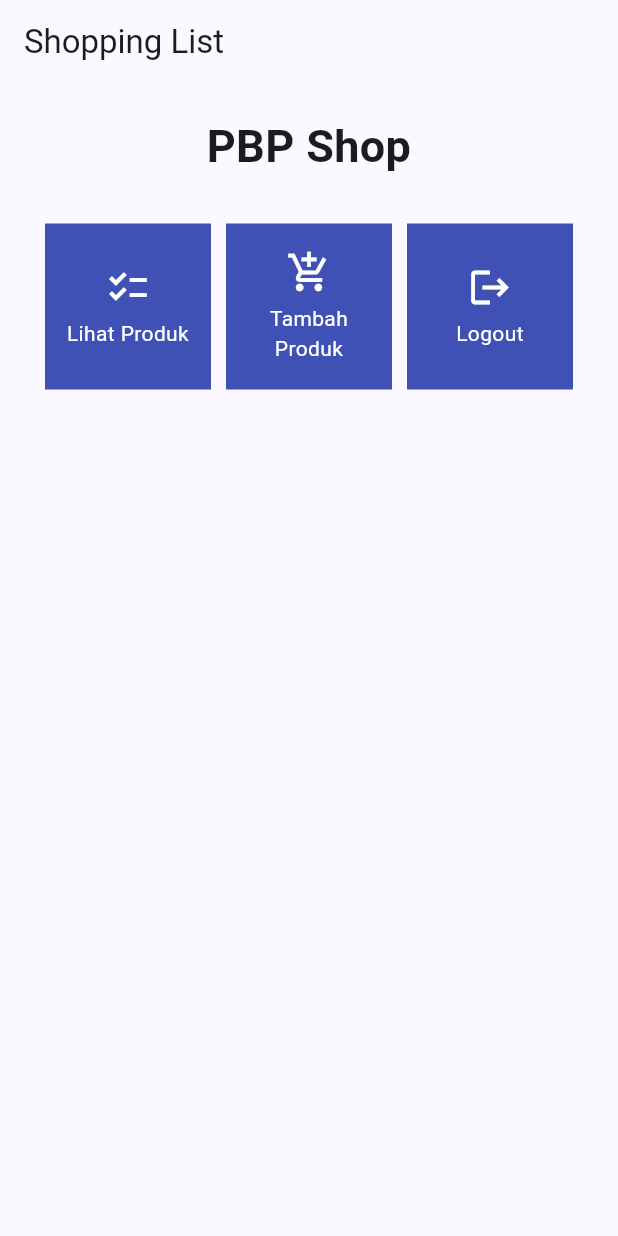
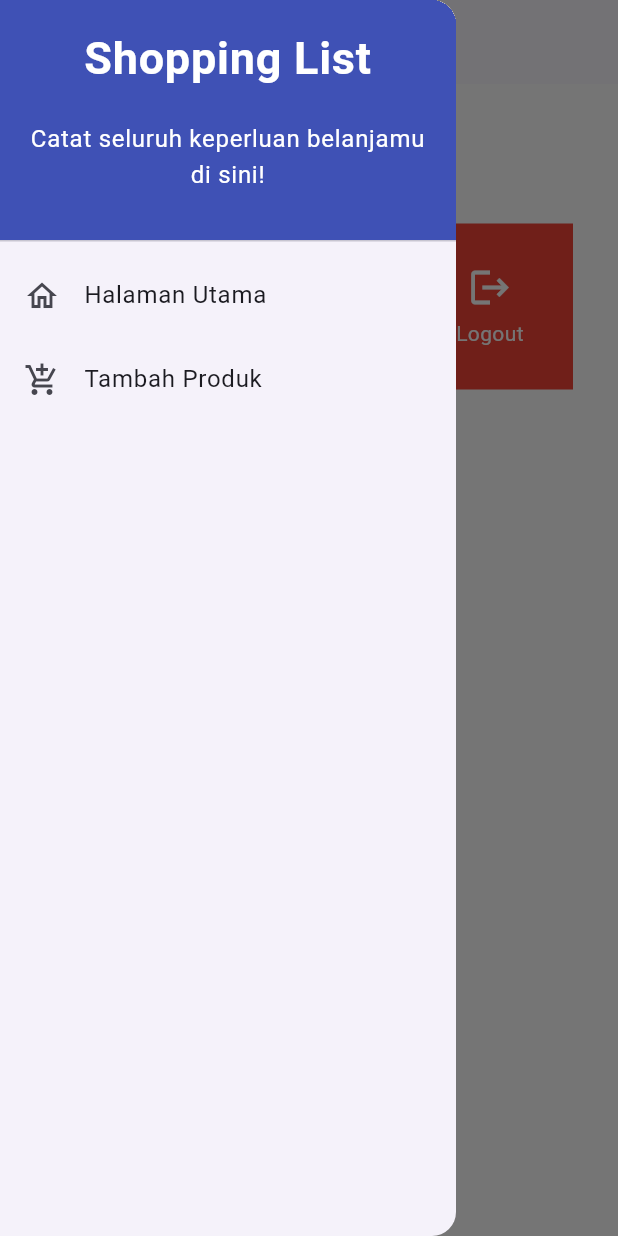
Before and after one commit to matthewhjt/shopping-list-mobile, a Flutter app: the screen it shows after launch, with the side drawer open (before the commit the screen has no drawer), on a phone screen of 412 x 824 dp. Run offline on Flutter 3.47's test engine with Material 2 defaults, Android fonts, the phone set to English and light mode, and no system bars.

Commit message:
Tutorial 7

```diff
--- a/lib/main.dart
+++ b/lib/main.dart
@@ -1,5 +1,5 @@
 import 'package:flutter/material.dart';
-import 'package:shopping_list/menu.dart';
+import 'package:shopping_list/screens/menu.dart';
 
 void main() {
   runApp(const MyApp());
--- a/lib/menu.dart
+++ b/lib/screens/menu.dart
@@ -1,64 +1,14 @@
 import 'package:flutter/material.dart';
-
-class ShopItem {
-  final String name;
-  final IconData icon;
-
-  ShopItem(this.name, this.icon);
-}
-
-class ShopCard extends StatelessWidget {
-  final ShopItem item;
-
-  const ShopCard(this.item, {super.key}); // Constructor
-
-  @override
-  Widget build(BuildContext context) {
-    return Material(
-      color: Colors.indigo,
-      child: InkWell(
-        // Area responsive terhadap sentuhan
-        onTap: () {
-          // Memunculkan SnackBar ketika diklik
-          ScaffoldMessenger.of(context)
-            ..hideCurrentSnackBar()
-            ..showSnackBar(SnackBar(
-                content: Text("Kamu telah menekan tombol ${item.name}!")));
-        },
-        child: Container(
-          // Container untuk menyimpan Icon dan Text
-          padding: const EdgeInsets.all(8),
-          child: Center(
-            child: Column(
-              mainAxisAlignment: MainAxisAlignment.center,
-              children: [
-                Icon(
-                  item.icon,
-                  color: Colors.white,
-                  size: 30.0,
-                ),
-                const Padding(padding: EdgeInsets.all(3)),
-                Text(
-                  item.name,
-                  textAlign: TextAlign.center,
-                  style: const TextStyle(color: Colors.white),
-                ),
-              ],
-            ),
-          ),
-        ),
-      ),
-    );
-  }
-}
+import 'package:shopping_list/widgets/left_drawer.dart';
+import 'package:shopping_list/widgets/shop_card.dart';
 
 class MyHomePage extends StatelessWidget {
   MyHomePage({Key? key}) : super(key: key);
 
   final List<ShopItem> items = [
-    ShopItem("Lihat Produk", Icons.checklist),
-    ShopItem("Tambah Produk", Icons.add_shopping_cart),
-    ShopItem("Logout", Icons.logout),
+    ShopItem("Lihat Produk", Icons.checklist, Colors.indigo),
+    ShopItem("Tambah Produk", Icons.add_shopping_cart, Colors.indigo),
+    ShopItem("Logout", Icons.logout, Colors.red),
   ];
 
   @override
@@ -69,6 +19,7 @@ class MyHomePage extends StatelessWidget {
           'Shopping List',
         ),
       ),
+      backgroundColor: Colors.white,
       body: SingleChildScrollView(
         // Widget wrapper yang dapat discroll
         child: Padding(
@@ -106,6 +57,7 @@ class MyHomePage extends StatelessWidget {
           ),
         ),
       ),
+      drawer: const LeftDrawer(),
     );
   }
 }
--- /dev/null
+++ b/lib/widgets/left_drawer.dart
@@ -0,0 +1,74 @@
+import 'package:flutter/material.dart';
+import 'package:flutter/material.dart';
+import 'package:shopping_list/screens/menu.dart';
+import 'package:shopping_list/screens/shoplist_form.dart';
+// TODO: Impor halaman ShopFormPage jika sudah dibuat
+
+class LeftDrawer extends StatelessWidget {
+  const LeftDrawer({super.key});
+
+  @override
+  Widget build(BuildContext context) {
+    return Drawer(
+      child: ListView(
+        children: [
+          const DrawerHeader(
+            decoration: BoxDecoration(
+              color: Colors.indigo,
+            ),
+            child: Column(
+              children: [
+                Text(
+                  'Shopping List',
+                  textAlign: TextAlign.center,
+                  style: TextStyle(
+                    fontSize: 30,
+                    fontWeight: FontWeight.bold,
+                    color: Colors.white,
+                  ),
+                ),
+                Padding(padding: EdgeInsets.all(10)),
+                Text(
+                  "Catat seluruh keperluan belanjamu di sini!",
+                  // TODO: Tambahkan gaya teks dengan center alignment, font ukuran 15, warna putih, dan weight biasa
+                  textAlign: TextAlign.center,
+                  style: TextStyle(
+                      color: Colors.white, fontWeight: FontWeight.normal),
+                ),
+              ],
+            ),
+          ),
+          // TODO: Bagian routing
+          ListTile(
+            leading: const Icon(Icons.home_outlined),
+            title: const Text('Halaman Utama'),
+            // Bagian redirection ke MyHomePage
+            onTap: () {
+              Navigator.pushReplacement(
+                  context,
+                  MaterialPageRoute(
+                    builder: (context) => MyHomePage(),
+                  ));
+            },
+          ),
+          ListTile(
+            leading: const Icon(Icons.add_shopping_cart),
+            title: const Text('Tambah Produk'),
+            // Bagian redirection ke ShopFormPage
+            onTap: () {
+              /*
+              TODO: Buatlah routing ke ShopFormPage di sini,
+              setelah halaman ShopFormPage sudah dibuat.
+              */
+              Navigator.pushReplacement(
+                  context,
+                  MaterialPageRoute(
+                    builder: (context) => ShopFormPage(),
+                  ));
+            },
+          ),
+        ],
+      ),
+    );
+  }
+}
--- /dev/null
+++ b/lib/widgets/shop_card.dart
@@ -0,0 +1,62 @@
+import 'package:flutter/material.dart';
+import 'package:shopping_list/screens/shoplist_form.dart';
+
+class ShopItem {
+  final String name;
+  final IconData icon;
+  final Color color;
+
+  ShopItem(this.name, this.icon, this.color);
+}
+
+class ShopCard extends StatelessWidget {
+  final ShopItem item;
+
+  const ShopCard(this.item, {super.key}); // Constructor
+
+  @override
+  Widget build(BuildContext context) {
+    return Material(
+      color: item.color,
+      child: InkWell(
+        // Area responsive terhadap sentuhan
+        onTap: () {
+          // Memunculkan SnackBar ketika diklik
+          ScaffoldMessenger.of(context)
+            ..hideCurrentSnackBar()
+            ..showSnackBar(SnackBar(
+                content: Text("Kamu telah menekan tombol ${item.name}!")));
+
+          // Navigate ke route yang sesuai (tergantung jenis tombol)
+          if (item.name == "Tambah Produk") {
+            // TODO: Gunakan Navigator.push untuk melakukan navigasi ke MaterialPageRoute yang mencakup ShopFormPage.
+            Navigator.push(context,
+                MaterialPageRoute(builder: (context) => const ShopFormPage()));
+          }
+        },
+        child: Container(
+          // Container untuk menyimpan Icon dan Text
+          padding: const EdgeInsets.all(8),
+          child: Center(
+            child: Column(
+              mainAxisAlignment: MainAxisAlignment.center,
+              children: [
+                Icon(
+                  item.icon,
+                  color: Colors.white,
+                  size: 30.0,
+                ),
+                const Padding(padding: EdgeInsets.all(3)),
+                Text(
+                  item.name,
+                  textAlign: TextAlign.center,
+                  style: const TextStyle(color: Colors.white),
+                ),
+              ],
+            ),
+          ),
+        ),
+      ),
+    );
+  }
+}
```
Also changed, not shown: lib/screens/shoplist_form.dart (added, +160 -0 lines).
